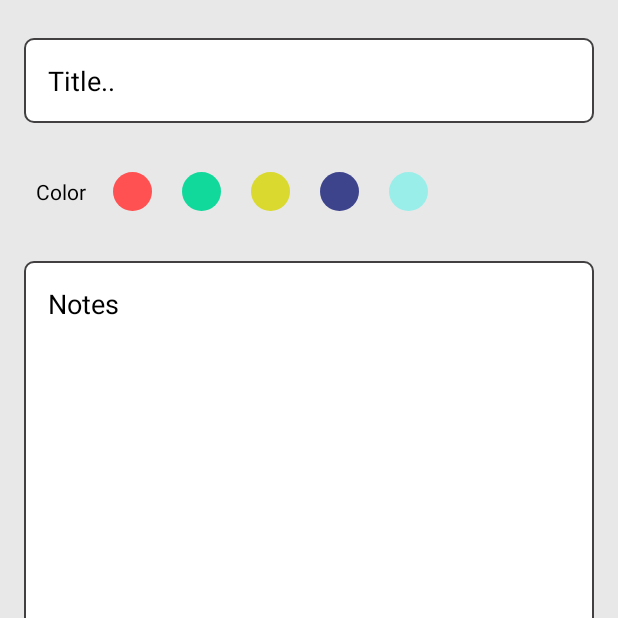
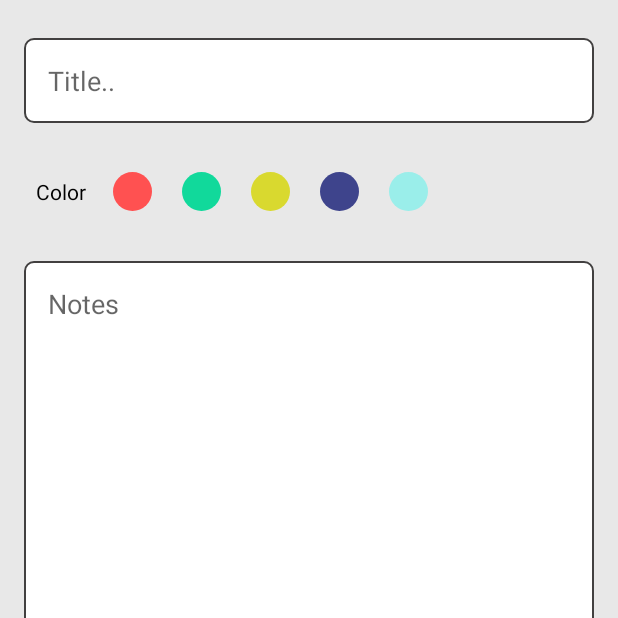
Before and after one commit to aritra-tech/Jot-It--Notes-and-List, an Android app: the UpdateNote screen opened directly, with no data from a screen before it, on a phone screen of 412 x 824 dp, the top half of it. Run offline under Robolectric (Android 15) with nearby library versions, the phone set to English and light mode, and no system bars; our stand-ins replace Room's generated code; 5 statements that could not run were skipped.

Commit message:
Deletion Done

```diff
--- a/app/src/main/AndroidManifest.xml
+++ b/app/src/main/AndroidManifest.xml
@@ -4,9 +4,9 @@
 
     <application
         android:allowBackup="true"
-        android:icon="@mipmap/ic_launcher"
+        android:icon="@drawable/appicon"
         android:label="@string/app_name"
-        android:roundIcon="@mipmap/ic_launcher_round"
+        android:roundIcon="@drawable/appicon"
         android:supportsRtl="true"
         android:theme="@style/Theme.Notedown">
         <activity android:name=".Activity.UpdateNote"></activity>
--- /dev/null
+++ b/app/src/main/res/drawable/delete.xml
@@ -0,0 +1,5 @@
+<vector android:height="24dp" android:tint="#FFFFFF"
+    android:viewportHeight="24" android:viewportWidth="24"
+    android:width="24dp" xmlns:android="http://schemas.android.com/apk/res/android">
+    <path android:fillColor="@android:color/white" android:pathData="M6,19c0,1.1 0.9,2 2,2h8c1.1,0 2,-0.9 2,-2V7H6v12zM19,4h-3.5l-1,-1h-5l-1,1H5v2h14V4z"/>
+</vector>
--- a/app/src/main/res/layout/activity_update_note.xml
+++ b/app/src/main/res/layout/activity_update_note.xml
@@ -21,7 +21,7 @@
             android:layout_marginRight="16dp"
             android:layout_marginEnd="16dp"
             android:hint="Title.."
-            android:textColorHint="@color/black"
+            android:textColor="@color/black"
             android:background="@drawable/text_bg"
             android:padding="16dp"
             android:layout_marginTop="25dp"
@@ -90,7 +90,7 @@
             android:layout_marginRight="16dp"
             android:layout_marginEnd="16dp"
             android:hint="Notes"
-            android:textColorHint="@color/black"
+            android:textColor="@color/black"
             android:background="@drawable/text_bg"
             android:padding="16dp"
             android:gravity="start"
--- /dev/null
+++ b/app/src/main/res/menu/delete_menu.xml
@@ -0,0 +1,10 @@
+<?xml version="1.0" encoding="utf-8"?>
+<menu xmlns:android="http://schemas.android.com/apk/res/android"
+    xmlns:app="http://schemas.android.com/apk/res-auto">
+
+    <item
+        android:title="Delete"
+        android:icon="@drawable/delete"
+        android:id="@+id/delete"
+        app:showAsAction="always"/>
+</menu>
--- a/app/src/main/res/values/themes.xml
+++ b/app/src/main/res/values/themes.xml
@@ -13,4 +13,5 @@
         <item name="android:statusBarColor" tools:targetApi="l">?attr/colorPrimaryVariant</item>
         <!-- Customize your theme here. -->
     </style>
+
 </resources>
```
Also changed, not shown: app/src/main/java/com/geekym/notedown/Activity/UpdateNote.java (+46 -0 lines), app/src/main/res/drawable/delete_bottom_shape.xml (added, +7 -0 lines), app/src/main/res/drawable/delete_no_btn.xml (added, +8 -0 lines), app/src/main/res/drawable/delete_yes_btn.xml (added, +8 -0 lines), app/src/main/res/layout/delete_bottom_popup.xml (added, +58 -0 lines), app/src/main/res/drawable/appicon.png (added).
